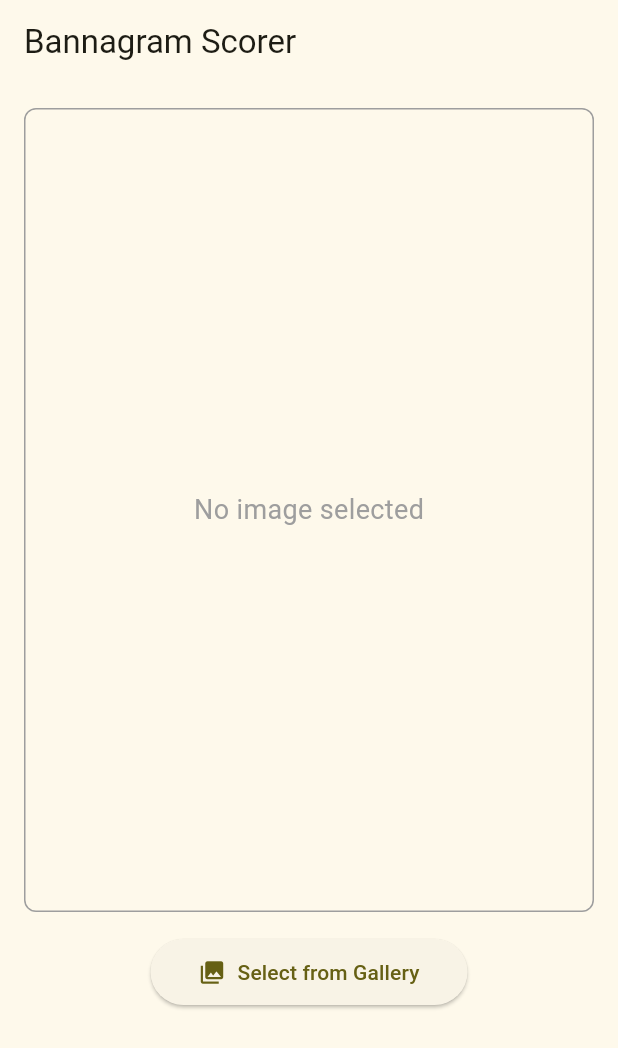
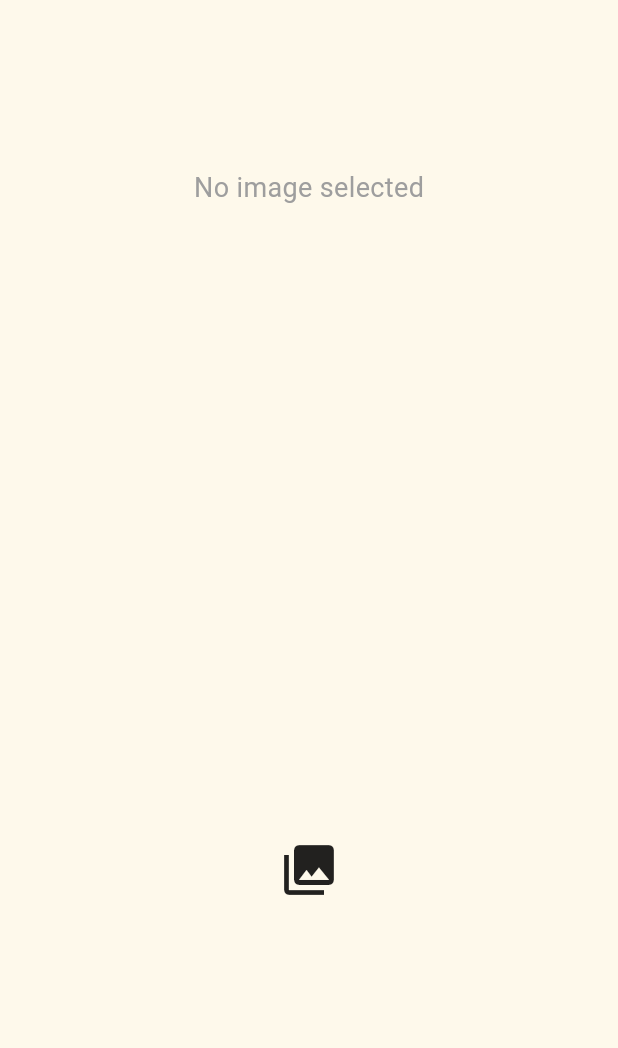
Before and after one commit to KelLynnP/BananagramsScoring, a Flutter app: the GalleryScreen screen opened directly, on a phone screen of 412 x 824 dp. Shown: the top 1048 px of the screen. Run offline on Flutter 3.47's test engine with Material 3 defaults, Android fonts, the phone set to English and light mode, and no system bars; our stand-ins replace image_picker; missing offline and left inert: google_mlkit_text_recognition.

Commit message:
Refactor Gallery and Results screens for improved layout and user experience; streamline image display and scoring information presentation.

```diff
--- a/bannanagrams_scoring/lib/screens/gallery_screen.dart
+++ b/bannanagrams_scoring/lib/screens/gallery_screen.dart
@@ -91,75 +91,37 @@ class _GalleryScreenState extends State<GalleryScreen> {
   @override
   Widget build(BuildContext context) {
     return Scaffold(
-      appBar: AppBar(
-        title: const Text('Bannagram Scorer'),
-      ),
       body: Center(
-        child: Padding(
-          padding: const EdgeInsets.all(16.0),
         child: Column(
           mainAxisAlignment: MainAxisAlignment.center,
           children: [
+            const Expanded(flex: 1, child: SizedBox()),
             if (_selectedImage != null)
               Expanded(
                 flex: 3,
-                  child: Container(
-                    margin: const EdgeInsets.only(bottom: 16.0),
-                    decoration: BoxDecoration(
-                      border: Border.all(color: Colors.grey),
-                    ),
                 child: Image.file(
                   _selectedImage!,
                   fit: BoxFit.contain,
                 ),
-                  ),
               )
             else
-                Expanded(
+              const Expanded(
                 flex: 3,
-                  child: Container(
-                    margin: const EdgeInsets.only(bottom: 16.0),
-                    decoration: BoxDecoration(
-                      border: Border.all(color: Colors.grey),
-                      borderRadius: BorderRadius.circular(8.0),
-                    ),
-                    child: const Center(
                 child: Text(
                   'No image selected',
                   style: TextStyle(fontSize: 18.0, color: Colors.grey),
                 ),
               ),
+            const Expanded(flex: 1, child: SizedBox()),
+            if (_isLoading)
+              const CircularProgressIndicator()
+            else
+              InkWell(
+                onTap: _selectImage,
+                child: const Icon(Icons.photo_library, size: 40),
               ),
-                ),
-              Expanded(
-                flex: 1,
-                child: Column(
-                  children: [
-                    ElevatedButton.icon(
-                      icon: const Icon(Icons.photo_library),
-                      label: const Text('Select from Gallery'),
-                      onPressed: _isLoading ? null : _selectImage,
-                      style: ElevatedButton.styleFrom(
-                        padding: const EdgeInsets.symmetric(
-                          horizontal: 32.0,
-                          vertical: 12.0,
-                        ),
-                      ),
-                    ),
-                    const SizedBox(height: 16.0),
-                    if (_isLoading)
-                      Column(
-                        children: const [
-                          CircularProgressIndicator(),
-                          SizedBox(height: 8.0),
-                          Text('Processing image...'),
+            const Expanded(flex: 2, child: SizedBox()),
           ],
-                      ),
-                  ],
-                ),
-              ),
-            ],
-          ),
         ),
       ),
     );
```
Also changed, not shown: bannanagrams_scoring/lib/screens/results_screen.dart (+52 -99 lines). Lines whose indentation alone changed are shown as unchanged.
